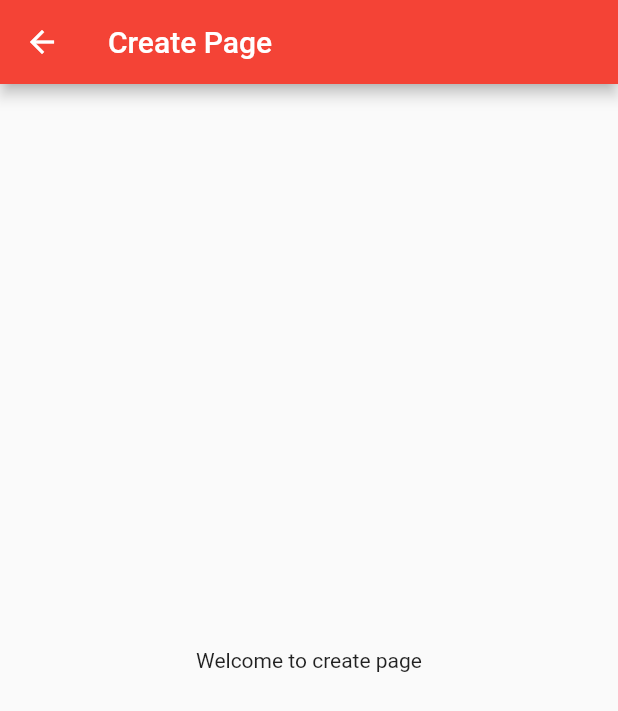
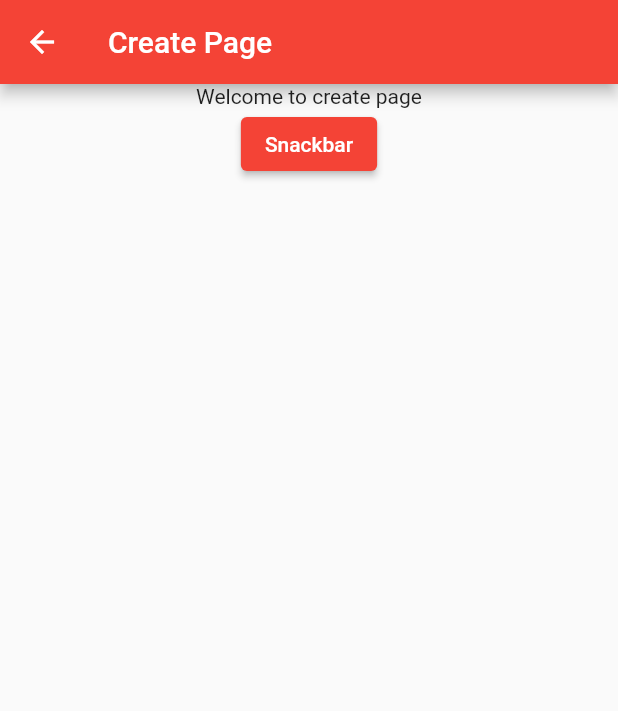
Before and after one commit to panjosbr/flutter-basic, a Flutter app: the screen it shows after launch, after a tap on "Create", on a phone screen of 412 x 824 dp. Shown: the top 711 px of the screen. Run offline on Flutter 3.47's test engine with Material 2 defaults, Android fonts, the phone set to English and light mode, and no system bars.

Commit message:
Snackbar - adicionando alguns exemplos de como usar

```diff
--- a/lib/body-widget.dart
+++ b/lib/body-widget.dart
@@ -9,7 +9,10 @@ class BodyWidget extends StatefulWidget {
 class _BodyWidgetState extends State<BodyWidget> {
   @override
   Widget build(BuildContext context) {
-    return Center(
+    return Column(
+      mainAxisAlignment: MainAxisAlignment.center,
+      children: [
+        Center(
           child: ElevatedButton(
             child: Text('Create'),
             onPressed: () {
@@ -21,6 +24,8 @@ class _BodyWidgetState extends State<BodyWidget> {
               );
             },
           ),
+        ),
+      ],
     );
   }
 }
--- a/lib/create.widget.dart
+++ b/lib/create.widget.dart
@@ -14,7 +14,22 @@ class _CreateWidgetState extends State<CreateWidget> {
       appBar: AppBar(
         title: Text('Create Page'),
       ),
-      body: Center(child: Text('Welcome to create page'),),
+      body: Column(
+        children: [
+          Center(child: Text('Welcome to create page'),),
+          ElevatedButton(
+            child: Text('Snackbar'),
+            onPressed: () {
+              // new snackbar
+              ScaffoldMessenger.of(context).showSnackBar(
+                  const SnackBar(
+                    content: Text('child widget snackbar'),
+                  ),
+                );
+            },
+          ),
+        ],
+      ),
     );
   }
 }
--- a/lib/main.dart
+++ b/lib/main.dart
@@ -5,6 +5,7 @@ import 'package:mdapp/create.widget.dart';
 void main() => runApp(MyApp());
 
 class MyApp extends StatelessWidget {
+  GlobalKey<ScaffoldState> _scaffoldKey = GlobalKey<ScaffoldState>();
   @override
   Widget build(BuildContext context) {
     return MaterialApp(
@@ -12,6 +13,7 @@ class MyApp extends StatelessWidget {
         primarySwatch: Colors.red,
       ),
       home: Scaffold(
+        key: _scaffoldKey,
         drawer: Drawer(
           child: Column(
             children: <Widget>[
@@ -54,8 +56,29 @@ class MyApp extends StatelessWidget {
             child: Text('Panjos'),
           ),
           actions: <Widget>[
-            IconButton(
-                icon: Icon(Icons.notification_important), onPressed: () {}),
+            // current snackbar in context the scaffold
+            Builder(
+              builder: (BuildContext context) {
+                return IconButton(
+                    icon: Icon(Icons.notification_important),
+                    onPressed: () {
+                      ScaffoldMessenger.of(context).showSnackBar(
+                        const SnackBar(
+                          content: Text('Scaffold snackbar'),
+                        ),
+                      );
+                    });
+              },
+            ),
+            // IconButton(
+            //   icon: Icon(Icons.notification_important),
+            //   onPressed: () {
+            //     //old snack bar
+            //     final snackbar =
+            //         SnackBar(content: Text('Test Snackbar notification'));
+            //     _scaffoldKey.currentState.showSnackBar(snackbar);
+            //   },
+            // ),
             IconButton(icon: Icon(Icons.settings), onPressed: () {}),
           ],
         ),
```
Lines whose indentation alone changed are shown as unchanged.
